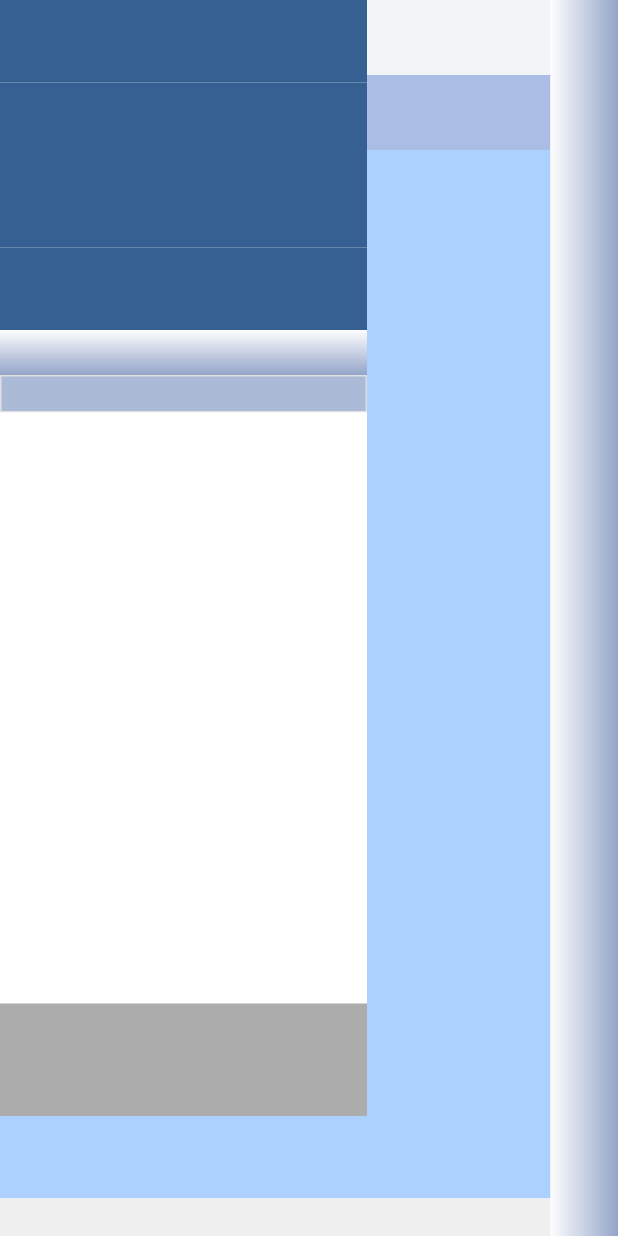
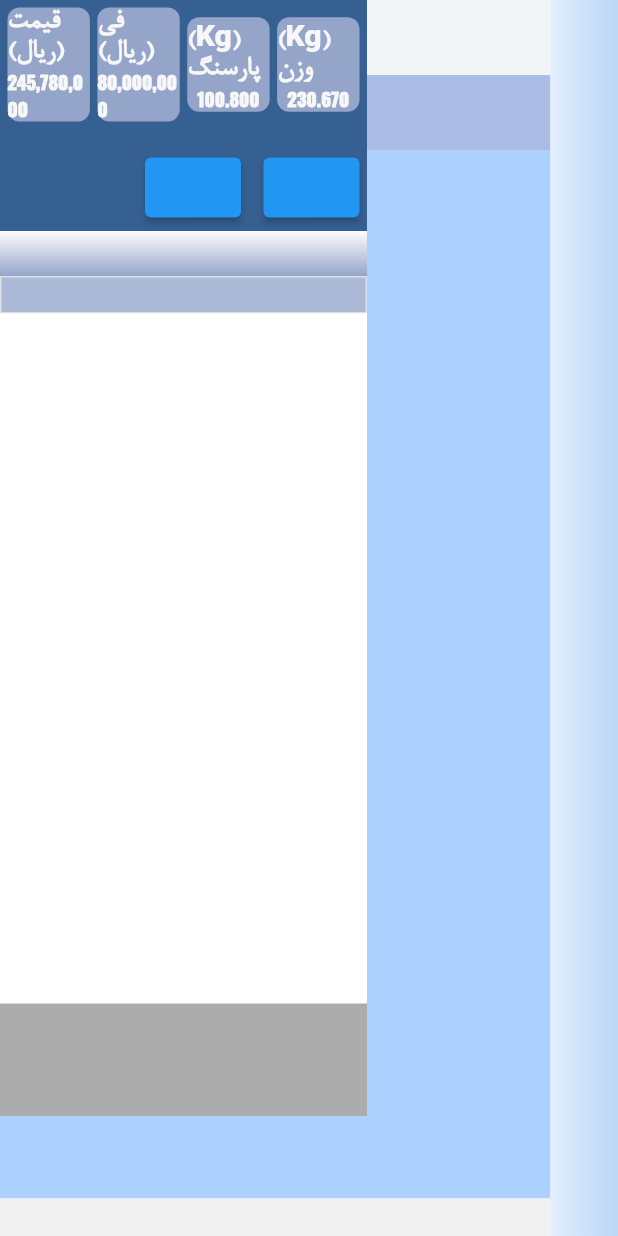
Before and after one commit to qaraee13566532/tech_scale, a Flutter app: the screen it shows after launch, on a phone screen of 412 x 824 dp. Run offline on Flutter 3.47's test engine with Material 2 defaults, Android fonts, the phone set to English and light mode, and no system bars; our stand-ins replace google_fonts; missing offline and left inert: window_size.

Commit message:
weight widget draft completed

```diff
--- a/lib/main.dart
+++ b/lib/main.dart
@@ -19,9 +19,13 @@ class MyApp extends StatefulWidget {
   State<MyApp> createState() => _MyAppState();
 }
 
+
+
 class _MyAppState extends State<MyApp> {
+
   @override
   Widget build(BuildContext context) {
+
     return MaterialApp(
         debugShowCheckedModeBanner: false,
         theme: ThemeData.light(),
--- a/lib/views/constant.dart
+++ b/lib/views/constant.dart
@@ -4,20 +4,34 @@ const kBackgroundWeightStyle = Color(0xff366092);
 
 const kBackgroundSaleTransactionInfoColor = Color(0xffABBBD7);
 const kBackgroundSaleTransactionInfoBorderColor = Color(0xffDEDFE2);
-var   kBackgroundSaleTransactionInfoBorder =  Border.all(width: 1,color: kBackgroundSaleTransactionInfoBorderColor);
-var   kBackgroundSaleTransactionInfo = BoxDecoration(border: kBackgroundSaleTransactionInfoBorder,color: kBackgroundSaleTransactionInfoColor);
+var kBackgroundSaleTransactionInfoBorder =
+    Border.all(width: 1, color: kBackgroundSaleTransactionInfoBorderColor);
+var kBackgroundSaleTransactionInfo = BoxDecoration(
+    border: kBackgroundSaleTransactionInfoBorder,
+    color: kBackgroundSaleTransactionInfoColor);
 
 const kSaleTransactionBarGradiantBegin = Color(0xffFDFDFE);
 const kSaleTransactionBarGradiantEnd = Color(0xff94A5C9);
-const kSaleTransactionBar = BoxDecoration(gradient: LinearGradient(
-      begin: Alignment.topCenter,end: Alignment.bottomCenter,
-      colors:[kSaleTransactionBarGradiantBegin,kSaleTransactionBarGradiantEnd
-]));
+const kSaleTransactionBar = BoxDecoration(
+    gradient: LinearGradient(
+        begin: Alignment.topCenter,
+        end: Alignment.bottomCenter,
+        colors: [
+      kSaleTransactionBarGradiantBegin,
+      kSaleTransactionBarGradiantEnd
+    ]));
 
+const kSettingBarGradiantBegin = Color(0xffE3EEFC);
+const kSettingBarGradiantEnd = Color(0xffBBD6F8);
+const kSettingBar = BoxDecoration(
+    gradient: LinearGradient(
+        begin: Alignment.topLeft,
+        end: Alignment.topRight,
+        colors: [kSettingBarGradiantBegin, kSettingBarGradiantEnd]));
 
-const kSettingBarGradiantBegin = Color(0xffFDFDFE);
-const kSettingBarGradiantEnd = Color(0xff94A5C9);
-const kSettingBar = BoxDecoration(gradient: LinearGradient(
-    begin: Alignment.topLeft,end: Alignment.topRight,
-    colors:[kSettingBarGradiantBegin,kSettingBarGradiantEnd
-    ]));
+var kWeightCardsStyle = BoxDecoration(
+  color: Color(0xff94A5C9),
+  borderRadius: BorderRadius.circular(8),
+  //border: Border.all(
+  // color: Colors.white, width: 2)
+);
--- a/lib/views/scale/scale_view.dart
+++ b/lib/views/scale/scale_view.dart
@@ -8,7 +8,7 @@ import 'package:tech_scale/views/scale/tasks_layout/taskpad/search.dart';
 import 'package:tech_scale/views/scale/tasks_layout/taskpad/taskpad.dart';
 import 'package:tech_scale/views/scale/transaction/sale_transaction_bar.dart';
 import 'package:tech_scale/views/scale/transaction/sale_transaction_info.dart';
-import 'package:tech_scale/views/scale/weight_window.dart';
+import 'package:tech_scale/views/scale/weight/weight_window.dart';
 
 class ScaleView extends StatefulWidget {
   const ScaleView({Key? key}) : super(key: key);
@@ -19,6 +19,10 @@ class ScaleView extends StatefulWidget {
 
 class _ScaleViewState extends State<ScaleView> {
   bool showFnLayout = true;
+  int weightValue=230670;
+  int tareValue=100800;
+  int unitPrice=80000000;
+  int totalPrice=245780000;
 
   @override
   Widget build(BuildContext context) {
@@ -38,8 +42,12 @@ class _ScaleViewState extends State<ScaleView> {
                             Expanded(
                               flex: 2,
                               child: Column(
-                                children: const [
-                                  WeighWindow(),
+                                children: [
+                                  WeighWindow(
+                                      weightValue: weightValue,
+                                      tareValue: tareValue,
+                                      unitPrice: unitPrice,
+                                      totalPrice: totalPrice),
                                   SaleTransactionBar(),
                                   SaleTransactionInfo(),
                                   SaleGrid(),
--- /dev/null
+++ b/lib/views/scale/weight/weight_box_card.dart
@@ -0,0 +1,46 @@
+import 'dart:math';
+
+import 'package:flutter/material.dart';
+import 'package:google_fonts/google_fonts.dart';
+import 'package:tech_scale/views/constant.dart';
+
+class WeightBoxCard extends StatelessWidget {
+  final int? value;
+  final String? title;
+  final int? fractionDigits;
+
+  const WeightBoxCard(
+      {Key? key, required this.value, required this.title, this.fractionDigits})
+      : super(key: key);
+
+  @override
+  Widget build(BuildContext context) {
+    final MediaQueryData _mediaQueryData = MediaQuery.of(context);
+    return Container(
+      decoration: kWeightCardsStyle,
+      child: Column(
+        mainAxisAlignment: MainAxisAlignment.center,
+        children: [
+          Text(
+            title!,
+            style: const TextStyle(
+                fontFamily: 'BNazanin',
+                decoration: TextDecoration.none,
+                fontSize: 20,
+                color: Color(0xffF7F7F7)),
+          ),
+          Text(
+              (value! / pow(10, fractionDigits ?? 0))
+                  .toDouble()
+                  .toStringAsFixed(fractionDigits ?? 0)
+                  .replaceAllMapped(RegExp(r'(\d{1,3})(?=(\d{3})+(?!\d))'),
+                      (Match m) => '${m[1]},'),
+              style: GoogleFonts.oswald(
+                  decoration: TextDecoration.none,
+                  fontSize: (_mediaQueryData.size.width / 100).toDouble() * 3,
+                  color: Color(0xffF7F7F7))),
+        ],
+      ),
+    );
+  }
+}
--- /dev/null
+++ b/lib/views/scale/weight/weight_window.dart
@@ -0,0 +1,104 @@
+import 'dart:math';
+
+import 'package:flutter/cupertino.dart';
+import 'package:flutter/material.dart';
+import 'package:flutter/painting.dart';
+import 'package:google_fonts/google_fonts.dart';
+import 'package:tech_scale/views/constant.dart';
+import 'package:tech_scale/views/scale/weight/weight_box_card.dart';
+
+import '../../../main.dart';
+
+class WeighWindow extends StatelessWidget {
+  final int? weightValue;
+  final int? tareValue;
+  final int? unitPrice;
+  final int? totalPrice;
+
+  const WeighWindow(
+      {Key? key,
+      required this.weightValue,
+      required this.tareValue,
+      required this.unitPrice,
+      required this.totalPrice})
+      : super(key: key);
+
+  @override
+  Widget build(BuildContext context) {
+    return Container(
+      color: Color(0xff366092),
+      child: Column(
+        children: [
+          Padding(
+            padding: const EdgeInsets.all(5.0),
+            child: Row(
+              children: [
+                Expanded(
+                    child:
+                        WeightBoxCard(value: totalPrice, title: 'قیمت (ریال)')),
+                SizedBox(width: 5),
+                Expanded(
+                    child: WeightBoxCard(value: unitPrice, title: 'فی (ریال)')),
+                SizedBox(width: 5),
+                Expanded(
+                    child: WeightBoxCard(
+                        value: tareValue,
+                        title: '(Kg) پارسنگ',
+                        fractionDigits: 3)),
+                SizedBox(width: 5),
+                Expanded(
+                    child: WeightBoxCard(
+                        value: weightValue,
+                        title: '(Kg) وزن',
+                        fractionDigits: 3)),
+              ],
+            ),
+          ),
+          SizedBox(
+            height: 15,
+          ),
+          Padding(
+            padding: const EdgeInsets.only(right: 5),
+            child: Row(
+              mainAxisAlignment: MainAxisAlignment.end,
+              children: [
+                ElevatedButton(
+                    onPressed: () {},
+                    child: Container(
+                      height: 40,
+                    )),
+                SizedBox(width: 15),
+                ElevatedButton(
+                    onPressed: () {},
+                    child: Container(
+                      height: 40,
+                    )),
+              ],
+            ),
+          ),
+          SizedBox(height: 5),
+        ],
+      ),
+    );
+  }
+}
+
+/*
+        - asset: assets/fonts/arial_black.TTF
+          style: black
+        - asset: assets/fonts/arialbi.TTF
+          style: bold_italic
+        - asset: assets/fonts/ariali.TTF
+          style: italic
+        - asset: assets/fonts/ARIALN.TTF
+          style: narrow
+        - asset: assets/fonts/ARIALNB.TTF
+          style: narrow_bold
+        - asset: assets/fonts/ARIALNBI.TTF
+          style: narrow_bold_italic
+        - asset: assets/fonts/ARIALNI.TTF
+          style: narrow_italic
+        - asset: assets/fonts/arialk.TTF
+          style: regular
+
+*/
--- a/lib/views/scale/weight_window.dart
+++ /dev/null
@@ -1,17 +0,0 @@
-import 'package:flutter/material.dart';
-import 'package:tech_scale/views/constant.dart';
-
-class WeighWindow extends StatelessWidget {
-  const WeighWindow({Key? key}) : super(key: key);
-
-  @override
-  Widget build(BuildContext context) {
-    return Column(
-        children: List.generate(
-            4,
-            (index) => Container(
-                  height: 55,
-                  color: kBackgroundWeightStyle,
-                )));
-  }
-}
```
Also changed, not shown: pubspec.yaml (+11 -6 lines), assets/fonts/BNazanin.ttf (added), lib/views/scale/weight_sale_fn_keys/weight_sale_fn_card.dart (added), pubspec.lock, 1 other file.
